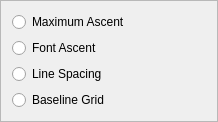
Before: the Qt Designer form scribus/ui/propertywidget_flopbase.ui in scribusproject/scribus, drawn with Qt 5.
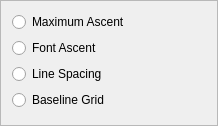
After: the same form once the commit is applied.

Patch:
```diff
--- a/scribus/ui/propertywidget_flopbase.ui
+++ b/scribus/ui/propertywidget_flopbase.ui
@@ -7,7 +7,7 @@
     <x>0</x>
     <y>0</y>
     <width>218</width>
-    <height>88</height>
+    <height>126</height>
    </rect>
   </property>
   <property name="windowTitle">
```
Left out of the diff: 20 changed lines with no effect on the pictures.
